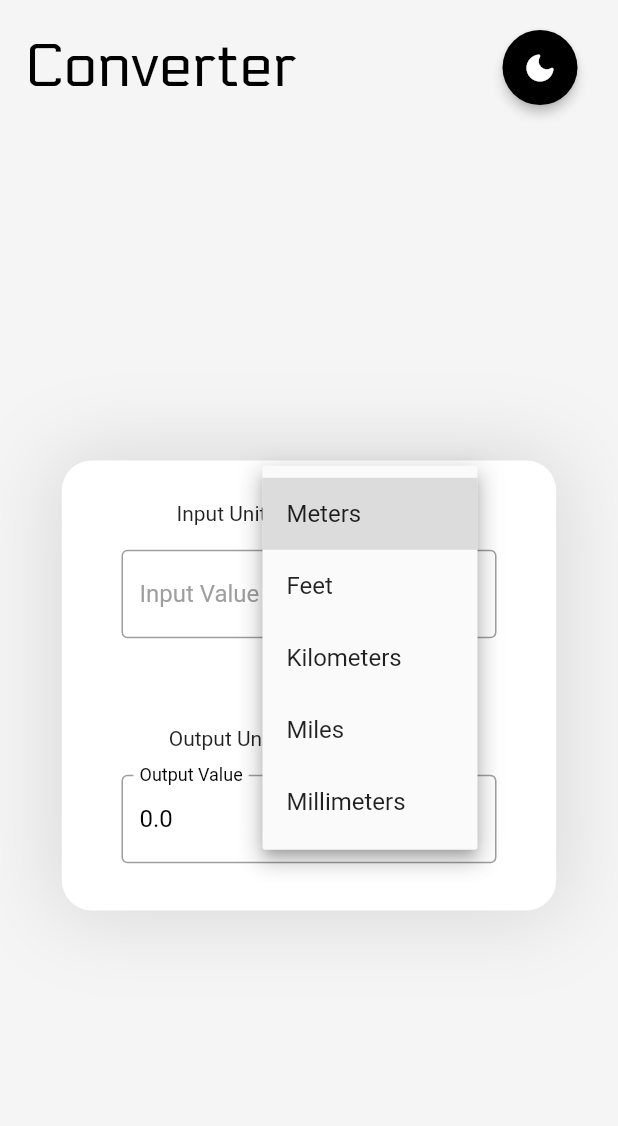
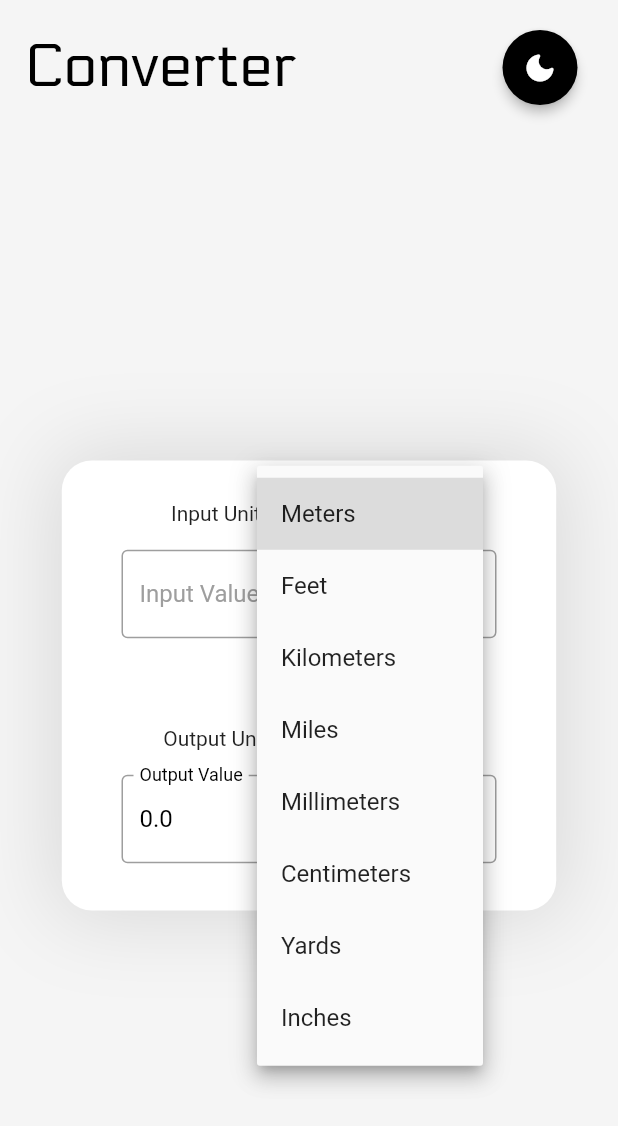
Before and after one commit to substro/CSCI-10-project1, a Flutter app: the screen it shows after launch, after a tap on "Meters", on a phone screen of 412 x 824 dp. Shown: the top 1126 px of the screen. Run offline on Flutter 3.47's test engine with Material 2 defaults, Android fonts, the light colour scheme and no system bars; our stand-ins replace gap, hexcolor.

Commit message:
this is the code of cm,yard,inch units

```diff
--- a/lib/components/converter_section.dart
+++ b/lib/components/converter_section.dart
@@ -128,6 +128,78 @@ class _UnitConverterBodyState extends State<UnitConverterBody> {
       return 0.00328084; // 1 millimeter = 0.00328084 feet
     } else if (fromUnit == 'feet' && toUnit == 'millimeters') {
       return 304.8; // 1 foot = 304.8 millimeters
+    } else if (fromUnit == 'centimeters' && toUnit == 'millimeters') {
+      return 10.0; // 1 centimeter = 10 millimeters
+    } else if (fromUnit == 'millimeters' && toUnit == 'centimeters') {
+      return 0.1; // 1 millimeter = 0.1 centimeters
+    } else if (fromUnit == 'centimeters' && toUnit == 'meters') {
+      return 0.01; // 1 centimeter = 0.01 meters
+    } else if (fromUnit == 'meters' && toUnit == 'centimeters') {
+      return 100.0; // 1 meter = 100 centimeters
+    } else if (fromUnit == 'centimeters' && toUnit == 'kilometers') {
+      return 1e-5; // 1 centimeter = 1e-5 kilometers
+    } else if (fromUnit == 'kilometers' && toUnit == 'centimeters') {
+      return 1e5; // 1 kilometer = 1e5 centimeters
+    } else if (fromUnit == 'centimeters' && toUnit == 'miles') {
+      return 6.2137e-6; // 1 centimeter = 6.2137e-6 miles
+    } else if (fromUnit == 'miles' && toUnit == 'centimeters') {
+      return 1.60934e8; // 1 mile = 1.60934e8 centimeters
+    } else if (fromUnit == 'centimeters' && toUnit == 'feet') {
+      return 0.0328084; // 1 centimeter = 0.0328084 feet
+    } else if (fromUnit == 'feet' && toUnit == 'centimeters') {
+      return 30.48; // 1 foot = 30.48 centimeters
+    } else if (fromUnit == 'yards' && toUnit == 'meters') {
+      return 0.9144; // 1 yard = 0.9144 meters
+    } else if (fromUnit == 'meters' && toUnit == 'yards') {
+      return 1.09361; // 1 meter = 1.09361 yards
+    } else if (fromUnit == 'yards' && toUnit == 'kilometers') {
+      return 9.144e-4; // 1 yard = 9.144e-4 kilometers
+    } else if (fromUnit == 'kilometers' && toUnit == 'yards') {
+      return 1093.61; // 1 kilometer = 1093.61 yards
+    } else if (fromUnit == 'yards' && toUnit == 'miles') {
+      return 5.68182e-4; // 1 yard = 5.68182e-4 miles
+    } else if (fromUnit == 'miles' && toUnit == 'yards') {
+      return 1760.0; // 1 mile = 1760 yards
+    } else if (fromUnit == 'yards' && toUnit == 'feet') {
+      return 3.0; // 1 yard = 3 feet
+    } else if (fromUnit == 'feet' && toUnit == 'yards') {
+      return 0.333333; // 1 foot = 0.333333 yards
+    } else if (fromUnit == 'yards' && toUnit == 'millimeters') {
+      return 914.4; // 1 yard = 914.4 millimeters
+    } else if (fromUnit == 'millimeters' && toUnit == 'yards') {
+      return 1.09361e-3; // 1 millimeter = 1.09361e-3 yards
+    } else if (fromUnit == 'yards' && toUnit == 'centimeters') {
+      return 91.44; // 1 yard = 91.44 centimeters
+    } else if (fromUnit == 'centimeters' && toUnit == 'yards') {
+      return 0.0109361; // 1 centimeter = 0.0109361 yards
+    } else if (fromUnit == 'inches' && toUnit == 'centimeters') {
+      return 2.54; // 1 inch = 2.54 centimeters
+    } else if (fromUnit == 'centimeters' && toUnit == 'inches') {
+      return 0.393701; // 1 centimeter = 0.393701 inches
+    } else if (fromUnit == 'inches' && toUnit == 'millimeters') {
+      return 25.4; // 1 inch = 25.4 millimeters
+    } else if (fromUnit == 'millimeters' && toUnit == 'inches') {
+      return 0.0393701; // 1 millimeter = 0.0393701 inches
+    } else if (fromUnit == 'inches' && toUnit == 'meters') {
+      return 0.0254; // 1 inch = 0.0254 meters
+    } else if (fromUnit == 'meters' && toUnit == 'inches') {
+      return 39.3701; // 1 meter = 39.3701 inches
+    } else if (fromUnit == 'inches' && toUnit == 'kilometers') {
+      return 2.54e-5; // 1 inch = 2.54e-5 kilometers
+    } else if (fromUnit == 'kilometers' && toUnit == 'inches') {
+      return 39370.1; // 1 kilometer = 39370.1 inches
+    } else if (fromUnit == 'inches' && toUnit == 'feet') {
+      return 0.0833333; // 1 inch = 0.0833333 feet
+    } else if (fromUnit == 'feet' && toUnit == 'inches') {
+      return 12.0; // 1 foot = 12 inches
+    } else if (fromUnit == 'inches' && toUnit == 'miles') {
+      return 1.5783e-5; // 1 inch = 1.5783e-5 miles
+    } else if (fromUnit == 'miles' && toUnit == 'inches') {
+      return 63360.0; // 1 mile = 63360 inches
+    } else if (fromUnit == 'inches' && toUnit == 'yards') {
+      return 0.0277778; // 1 inch = 0.0277778 yards
+    } else if (fromUnit == 'yards' && toUnit == 'inches') {
+      return 36.0; // 1 yard = 36 inches
     } else {
       // If units are the same or conversion not defined, return 1 (no conversion)
       return 1.0;
--- a/lib/components/input_section.dart
+++ b/lib/components/input_section.dart
@@ -1,4 +1,3 @@
-// input_section.dart
 import 'package:csci410_project1/theme/theme_provider.dart';
 import 'package:flutter/material.dart';
 import 'package:provider/provider.dart';
@@ -55,6 +54,18 @@ class InputSection extends StatelessWidget {
                   value: 'millimeters',
                   child: Text('Millimeters'),
                 ),
+                DropdownMenuItem<String>(
+                  value: 'centimeters',
+                  child: Text('Centimeters'),
+                ),
+                DropdownMenuItem<String>(
+                  value: 'yards',
+                  child: Text('Yards'),
+                ),
+                DropdownMenuItem<String>(
+                  value: 'inches',
+                  child: Text('Inches'),
+                ),
               ],
               onChanged: onInputUnitChanged,
             ),
--- a/lib/components/output_section.dart
+++ b/lib/components/output_section.dart
@@ -56,6 +56,18 @@ class OutputSection extends StatelessWidget {
                     value: 'millimeters',
                     child: Text('Millimeters'),
                   ),
+                  DropdownMenuItem<String>(
+                    value: 'centimeters',
+                    child: Text('Centimeters'),
+                  ),
+                  DropdownMenuItem<String>(
+                    value: 'yards',
+                    child: Text('Yards'),
+                  ),
+                  DropdownMenuItem<String>(
+                    value: 'inches',
+                    child: Text('Inches'),
+                  ),
                 ],
                 onChanged: onOutputUnitChanged),
           ],
```
